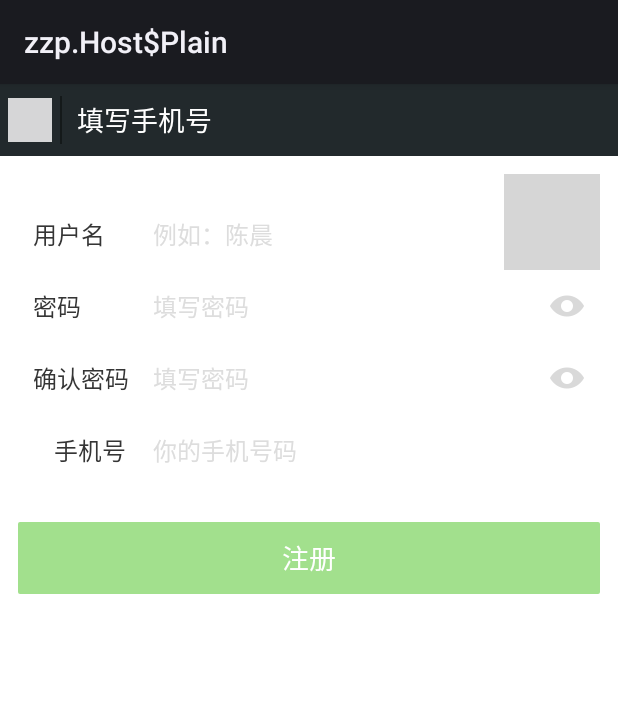
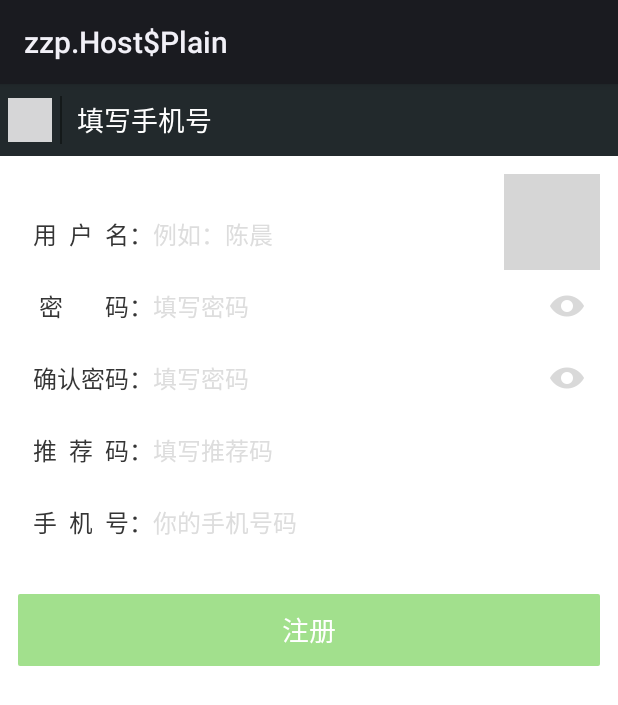
Before and after one commit to handersonhlj/yiti, an Android app: the layout activity_register.xml on its own in the app's theme, with its tools: preview values and no code run, on a phone screen of 412 x 824 dp. Shown: the top 705 px of the screen. Run offline under Robolectric (Android 15) with nearby library versions, the phone set to English and light mode, and no system bars; grey boxes are pictures that could not be loaded.

Commit message:
change the zhuce html

```diff
--- a/app/build.gradle
+++ b/app/build.gradle
@@ -3,6 +3,9 @@ apply plugin: 'com.android.application'
 android {
     compileSdkVersion 23
     buildToolsVersion "23.0.3"
+
+//    aaptOptions.cruncherEnabled = false
+//    aaptOptions.useNewCruncher = false
 
     defaultConfig {
         applicationId "com.mengchuang.shandong.yikaji"
--- a/app/src/main/AndroidManifest.xml
+++ b/app/src/main/AndroidManifest.xml
@@ -6,23 +6,23 @@
 
     <application
         android:allowBackup="true"
-
         >
         <activity
             android:name=".MainActivity"
             android:label="@string/app_name" >
         </activity>
-
         <activity
             android:name=".LoginActivity"
             android:label="@string/app_name" >
             <intent-filter>
                 <action android:name="android.intent.action.MAIN" />
                 <category android:name="android.intent.category.LAUNCHER" />
-
             </intent-filter>
         </activity>
-
+        <activity
+            android:name=".RegisterActivity"
+            >
+        </activity>
     </application>
 
 </manifest>
--- a/app/src/main/res/layout/activity_register.xml
+++ b/app/src/main/res/layout/activity_register.xml
@@ -85,7 +85,7 @@
                 android:layout_alignParentBottom="true"
                 android:layout_marginLeft="10dp"
                 android:gravity="center_vertical"
-                android:text="用户名"
+                android:text="用  户  名："
                 android:textColor="#353535"
                 android:textSize="16sp" />
         </RelativeLayout>
@@ -143,7 +143,7 @@
                 android:layout_alignLeft="@id/et_password"
                 android:layout_centerVertical="true"
                 android:layout_marginLeft="10dp"
-                android:text="密码"
+                android:text=" 密       码："
                 android:textColor="#353535"
                 android:textSize="16sp" />
 
@@ -195,7 +195,7 @@
                 android:layout_alignLeft="@id/et_okpassword"
                 android:layout_centerVertical="true"
                 android:layout_marginLeft="10dp"
-                android:text="确认密码"
+                android:text="确认密码："
                 android:textColor="#353535"
                 android:textSize="16sp" />
 
@@ -223,6 +223,57 @@
             </LinearLayout>
         </RelativeLayout>
 
+        <RelativeLayout
+            android:layout_width="match_parent"
+            android:layout_height="48dp">
+
+            <EditText
+                android:id="@+id/et_tuijian"
+                android:layout_width="match_parent"
+                android:layout_height="wrap_content"
+                android:layout_centerVertical="true"
+                android:background="@drawable/edittext_login"
+                android:hint="填写推荐码"
+                android:paddingLeft="90dp"
+                android:password="true"
+                android:singleLine="true"
+                android:textColorHint="#DDDDDD"
+                android:textSize="16sp" />
+
+            <TextView
+                android:id="@+id/tv_tuijian"
+                android:layout_width="90dp"
+                android:layout_height="wrap_content"
+                android:layout_alignLeft="@id/et_tuijian"
+                android:layout_centerVertical="true"
+                android:layout_marginLeft="10dp"
+                android:text="推  荐  码："
+                android:textColor="#353535"
+                android:textSize="16sp" />
+
+            <!--<LinearLayout-->
+                <!--android:layout_width="wrap_content"-->
+                <!--android:layout_height="44dp"-->
+                <!--android:layout_alignParentRight="true"-->
+                <!--android:layout_centerVertical="true"-->
+                <!--android:orientation="horizontal">-->
+
+                <!--<ImageView-->
+                    <!--android:id="@+id/iv_tuijianhide"-->
+                    <!--android:layout_width="44dp"-->
+                    <!--android:layout_height="44dp"-->
+                    <!--android:padding="10dp"-->
+                    <!--android:src="@drawable/agt" />-->
+
+                <!--<ImageView-->
+                    <!--android:id="@+id/iv_tuijianshow"-->
+                    <!--android:layout_width="44dp"-->
+                    <!--android:layout_height="44dp"-->
+                    <!--android:padding="10dp"-->
+                    <!--android:src="@drawable/agu"-->
+                    <!--android:visibility="gone" />-->
+            <!--</LinearLayout>-->
+        </RelativeLayout>
 
         <RelativeLayout
             android:layout_width="match_parent"
@@ -246,8 +297,8 @@
                 android:layout_height="wrap_content"
                 android:layout_alignLeft="@id/et_usertel"
                 android:layout_centerVertical="true"
-                android:layout_marginLeft="24dp"
-                android:text="手机号"
+                android:layout_marginLeft="10dp"
+                android:text="手  机  号："
                 android:textColor="#353535"
                 android:textSize="16sp" />
         </RelativeLayout>
```
Also changed, not shown: 5 other files.
